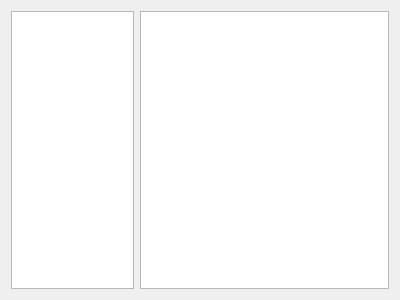
Qt form src/qt/ui/user_inbox.ui (maidsafe-archive/MaidSafe-Encrypt) before a commit.
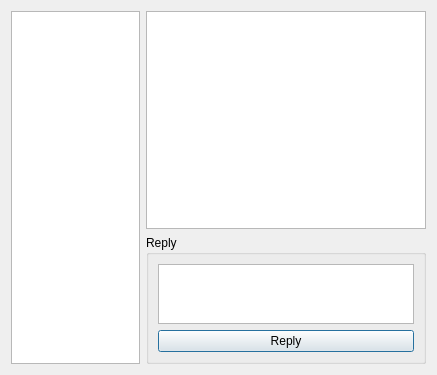
The same form after that commit.

```diff
--- a/src/qt/ui/user_inbox.ui
+++ b/src/qt/ui/user_inbox.ui
@@ -6,26 +6,84 @@
    <rect>
     <x>0</x>
     <y>0</y>
-    <width>400</width>
-    <height>300</height>
+    <width>437</width>
+    <height>375</height>
    </rect>
   </property>
   <property name="windowTitle">
    <string>Inbox</string>
   </property>
-  <layout class="QGridLayout" name="gridLayout">
-   <item row="0" column="0">
-    <widget class="QListWidget" name="messageListWidget">
-     <property name="maximumSize">
-      <size>
-       <width>130</width>
-       <height>16777215</height>
-      </size>
+  <layout class="QHBoxLayout" name="horizontalLayout_2">
+   <item>
+    <layout class="QHBoxLayout" name="horizontalLayout">
+     <property name="sizeConstraint">
+      <enum>QLayout::SetDefaultConstraint</enum>
      </property>
-    </widget>
+     <item>
+      <widget class="QListWidget" name="messageListWidget">
+       <property name="sizePolicy">
+        <sizepolicy hsizetype="Preferred" vsizetype="Expanding">
+         <horstretch>0</horstretch>
+         <verstretch>0</verstretch>
+        </sizepolicy>
+       </property>
+       <property name="maximumSize">
+        <size>
+         <width>130</width>
+         <height>16777215</height>
+        </size>
+       </property>
+      </widget>
+     </item>
+    </layout>
    </item>
-   <item row="0" column="1">
-    <widget class="QTextEdit" name="textEdit"/>
+   <item>
+    <layout class="QVBoxLayout" name="verticalLayout">
+     <item>
+      <widget class="QTextEdit" name="textEdit"/>
+     </item>
+     <item>
+      <widget class="QGroupBox" name="groupBox">
+       <property name="sizePolicy">
+        <sizepolicy hsizetype="Preferred" vsizetype="Preferred">
+         <horstretch>0</horstretch>
+         <verstretch>0</verstretch>
+        </sizepolicy>
+       </property>
+       <property name="title">
+        <string>Reply</string>
+       </property>
+       <property name="flat">
+        <bool>true</bool>
+       </property>
+       <layout class="QGridLayout" name="gridLayout_2">
+        <item row="0" column="0">
+         <widget class="QTextEdit" name="textEdit_2">
+          <property name="sizePolicy">
+           <sizepolicy hsizetype="Preferred" vsizetype="Preferred">
+            <horstretch>0</horstretch>
+            <verstretch>0</verstretch>
+           </sizepolicy>
+          </property>
+          <property name="maximumSize">
+           <size>
+            <width>16777215</width>
+            <height>60</height>
+           </size>
+          </property>
+         </widget>
+        </item>
+        <item row="1" column="0">
+         <widget class="QPushButton" name="replyButton">
+          <property name="text">
+           <string>Reply</string>
+          </property>
+         </widget>
+        </item>
+       </layout>
+      </widget>
+     </item>
+    </layout>
    </item>
   </layout>
  </widget>
```
